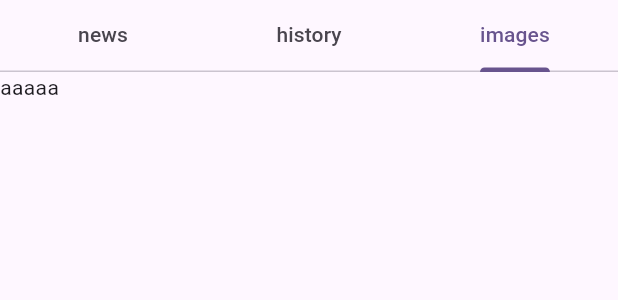
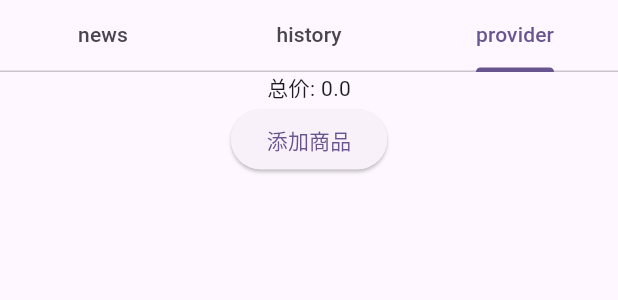
Before and after one commit to hucaihua/testflutter, a Flutter app: the HomeChart widget shown alone on an empty page, opened directly, tab 3 chosen, on a phone screen of 412 x 824 dp. Shown: the top 300 px of the screen. Run offline on Flutter 3.47's test engine with Material 2 defaults, Android fonts, the light colour scheme and no system bars; our stand-ins replace fluttertoast, logger, pull_to_refresh.

Commit message:
inheritWidget 1. 注意泛型的传递 2. 注意buildContext 3. 注意判断是否updateShouldNotify的条件

```diff
--- /dev/null
+++ b/lib/model/CarModel.dart
@@ -0,0 +1,32 @@
+import 'dart:collection';
+
+import 'package:flutter/cupertino.dart';
+
+import 'Item.dart';
+
+/// @Author : Alex Hu
+/// @Contact: hucaihua.lzu@gmail.com
+/// @Comment: HomePage
+/// @Date: on 2023-06-05 10:53
+class CarModel extends ChangeNotifier{
+  // 用于保存购物车中商品列表
+  final List<Item> _items = [];
+
+  // 禁止改变购物车里的商品信息
+  UnmodifiableListView<Item> get items => UnmodifiableListView(_items);
+
+  // 购物车中商品的总价
+  double get totalPrice =>
+      _items.fold(0, (value, item) => value + item.count * item.price);
+
+  // 将 [item] 添加到购物车。这是唯一一种能从外部改变购物车的方法。
+  void add(Item item) {
+    _items.add(item);
+    // 通知监听器（订阅者），重新构建InheritedProvider， 更新状态。
+    notifyListeners();
+  }
+
+  bool operator == (p) {
+    return (p is CarModel) && p._items == items;
+  }
+}
--- /dev/null
+++ b/lib/model/Item.dart
@@ -0,0 +1,9 @@
+/// @Author : Alex Hu
+/// @Contact: hucaihua.lzu@gmail.com
+/// @Comment: HomePage
+/// @Date: on 2023-06-05 10:53
+class Item {
+  Item(this.price, this.count);
+  double price; //商品单价
+  int count; // 商品份数
+}
--- a/lib/page/home_chart.dart
+++ b/lib/page/home_chart.dart
@@ -1,6 +1,7 @@
 import 'package:flutter/material.dart';
 import 'package:testflutter/page/home_chart_custom_scroll_view.dart';
 import 'package:testflutter/page/home_chart_nested_scroll_view.dart';
+import 'package:testflutter/page/home_chart_provider.dart';
 
 import '../widget/KeepAliveWidget.dart';
 
@@ -19,7 +20,7 @@ class HomeChart extends StatefulWidget {
 
 class HomeChartState extends State<HomeChart>
     with SingleTickerProviderStateMixin {
-  List<String> tabs = ["news", "history", "images"];
+  List<String> tabs = ["news", "history", "provider"];
   List<Icon> tabsIcons = [
     Icon(Icons.add),
     Icon(Icons.access_alarm),
@@ -55,7 +56,7 @@ class HomeChartState extends State<HomeChart>
               children: [
                 KeepAliveWidget(child: HomeChartCustomScrollView()),
                 KeepAliveWidget(child: HomeChartNestedScrollView()),
-                KeepAliveWidget(child: Text("aaaaa")),
+                KeepAliveWidget(child: HomeChartProvider()),
               ]
             ),
           ),
--- /dev/null
+++ b/lib/page/home_chart_provider.dart
@@ -0,0 +1,51 @@
+import 'package:flutter/material.dart';
+
+import '../common/P.dart';
+import '../model/CarModel.dart';
+import '../model/Item.dart';
+import '../widget/ChangeNotifierProvider.dart';
+
+/// @Author : Alex Hu
+/// @Contact: hucaihua.lzu@gmail.com
+/// @Comment: HomePage
+/// @Date: on 2023-06-08 21:34
+class HomeChartProvider extends StatefulWidget {
+  static const String sName = "HomeChartProvider";
+
+  const HomeChartProvider({super.key});
+
+  @override
+  HomeChartProviderState createState() => HomeChartProviderState();
+}
+
+class HomeChartProviderState extends State<HomeChartProvider> {
+  @override
+  Widget build(BuildContext context) {
+    return Center(
+      child: ChangeNotifierProvider<CarModel>(
+        data: CarModel(),
+        child: Builder(builder: (context) {
+          return Column(
+            children: <Widget>[
+              Builder(builder: (context) {
+                var cart = ChangeNotifierProvider.of<CarModel>(context);
+                return Text("总价: ${cart?.totalPrice}");
+              }),
+              Builder(builder: (context) {
+                P.d("ElevatedButton build"); //在后面优化部分会用到
+                return ElevatedButton(
+                  child: const Text("添加商品"),
+                  onPressed: () {
+                    //给购物车中添加商品，添加后总价会更新
+                    ChangeNotifierProvider.of<CarModel>(context)
+                        ?.add(Item(20.0, 1));
+                  },
+                );
+              }),
+            ],
+          );
+        }),
+      ),
+    );
+  }
+}
--- /dev/null
+++ b/lib/widget/ChangeNotifierProvider.dart
@@ -0,0 +1,59 @@
+import 'package:flutter/material.dart';
+
+import '../common/P.dart';
+import 'InheritProvider.dart';
+
+/// @Author : Alex Hu
+/// @Contact: hucaihua.lzu@gmail.com
+/// @Comment: rebuild InheritWidget when model changes by call update.
+/// @Date: on 2023-06-08 20:57
+/// 注意泛型的传递，需要在widget树和初始化时候传递，否则会找不到对应的provider
+class ChangeNotifierProvider<T extends ChangeNotifier> extends StatefulWidget {
+  final T data;
+  final Widget child;
+  static const String sName = "ChangeNotifierProvider";
+
+  //定义一个便捷方法，方便子树中的widget获取共享数据
+  static T? of<T>(BuildContext context) {
+    final provider =  context.dependOnInheritedWidgetOfExactType<InheritProvider<T>>();
+    return provider?.data;
+  }
+
+  const ChangeNotifierProvider(
+      {super.key, required this.data, required this.child});
+
+  @override
+  ChangeNotifierProviderState<T> createState() => ChangeNotifierProviderState<T>();
+}
+
+class ChangeNotifierProviderState<T extends ChangeNotifier> extends State<ChangeNotifierProvider<T>> {
+  @override
+  void initState() {
+    super.initState();
+    widget.data.addListener(update);
+  }
+
+  @override
+  Widget build(BuildContext context) {
+    return InheritProvider<T>(data: widget.data, child: widget.child);
+  }
+
+  void update() {
+    setState(() {});
+  }
+
+  @override
+  void didUpdateWidget(covariant ChangeNotifierProvider<T> oldWidget) {
+    if (oldWidget.data != widget.data) {
+      oldWidget.data.removeListener(update);
+      widget.data.addListener(update);
+    }
+    super.didUpdateWidget(oldWidget);
+  }
+
+  @override
+  void dispose() {
+    super.dispose();
+    widget.data.removeListener(update);
+  }
+}
--- /dev/null
+++ b/lib/widget/InheritProvider.dart
@@ -0,0 +1,17 @@
+import 'package:flutter/cupertino.dart';
+
+import '../common/P.dart';
+
+/// @Author : Alex Hu
+/// @Contact: hucaihua.lzu@gmail.com
+/// @Comment: HomePage
+/// @Date: on 2023-06-05 10:53
+class InheritProvider<T> extends InheritedWidget{
+  final T data;
+  const InheritProvider({super.key, required this.data, required super.child });
+
+  @override
+  bool updateShouldNotify(covariant InheritProvider oldWidget) {
+    return oldWidget.data != data;
+  }
+}
--- a/lib/widget/ScrollStateInheritWidget.dart
+++ b/lib/widget/ScrollStateInheritWidget.dart
@@ -20,7 +20,6 @@ class ScrollStateInheritWidget extends InheritedWidget {
 
   @override
   bool updateShouldNotify(covariant ScrollStateInheritWidget oldWidget) {
-    P.d("updateShouldNotify");
     return oldWidget.showPercentButton != showPercentButton;
   }
 }
```
